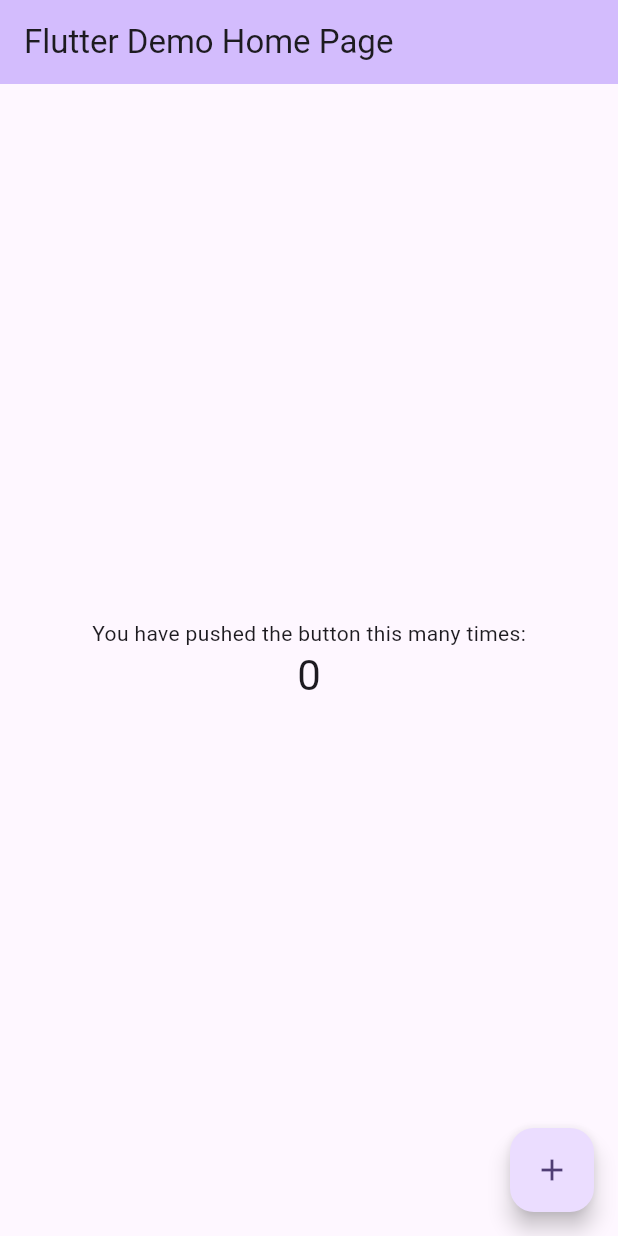
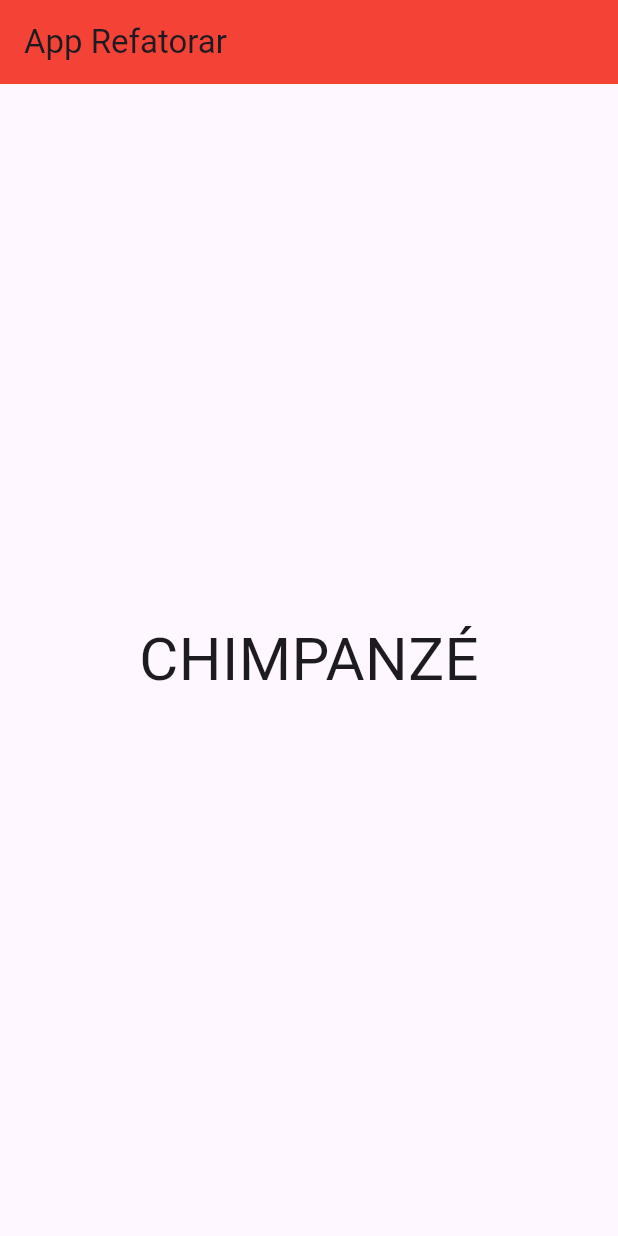
Before and after one commit to jeancariolato/flutter-projeto3, a Flutter app: the screen it shows after launch, on a phone screen of 412 x 824 dp. Run offline on Flutter 3.47's test engine with Material 3 defaults, Android fonts, the light colour scheme and no system bars.

Commit message:
Refatorando - 29-08-2024

```diff
--- a/lib/main.dart
+++ b/lib/main.dart
@@ -1,4 +1,5 @@
 import 'package:flutter/material.dart';
+import 'package:flutterprojeto3/novocomponente.dart';
 
 void main() {
   runApp(const MyApp());
@@ -7,119 +8,17 @@
 class MyApp extends StatelessWidget {
   const MyApp({super.key});
 
-  // This widget is the root of your application.
   @override
   Widget build(BuildContext context) {
     return MaterialApp(
-      title: 'Flutter Demo',
-      theme: ThemeData(
-        // This is the theme of your application.
-        //
-        // TRY THIS: Try running your application with "flutter run". You'll see
-        // the application has a purple toolbar. Then, without quitting the app,
-        // try changing the seedColor in the colorScheme below to Colors.green
-        // and then invoke "hot reload" (save your changes or press the "hot
-        // reload" button in a Flutter-supported IDE, or press "r" if you used
-        // the command line to start the app).
-        //
-        // Notice that the counter didn't reset back to zero; the application
-        // state is not lost during the reload. To reset the state, use hot
-        // restart instead.
-        //
-        // This works for code too, not just values: Most code changes can be
-        // tested with just a hot reload.
-        colorScheme: ColorScheme.fromSeed(seedColor: Colors.deepPurple),
-        useMaterial3: true,
+      title: "App refatorar",
+      home: Scaffold(
+        appBar: AppBar(
+          title: Text("App Refatorar"),
+          backgroundColor: Colors.red,
+        ),
+        body: MaisUmDia(nome: "CHIMPANZÉ")
       ),
-      home: const MyHomePage(title: 'Flutter Demo Home Page'),
     );
   }
 }
-
-class MyHomePage extends StatefulWidget {
-  const MyHomePage({super.key, required this.title});
-
-  // This widget is the home page of your application. It is stateful, meaning
-  // that it has a State object (defined below) that contains fields that affect
-  // how it looks.
-
-  // This class is the configuration for the state. It holds the values (in this
-  // case the title) provided by the parent (in this case the App widget) and
-  // used by the build method of the State. Fields in a Widget subclass are
-  // always marked "final".
-
-  final String title;
-
-  @override
-  State<MyHomePage> createState() => _MyHomePageState();
-}
-
-class _MyHomePageState extends State<MyHomePage> {
-  int _counter = 0;
-
-  void _incrementCounter() {
-    setState(() {
-      // This call to setState tells the Flutter framework that something has
-      // changed in this State, which causes it to rerun the build method below
-      // so that the display can reflect the updated values. If we changed
-      // _counter without calling setState(), then the build method would not be
-      // called again, and so nothing would appear to happen.
-      _counter++;
-    });
-  }
-
-  @override
-  Widget build(BuildContext context) {
-    // This method is rerun every time setState is called, for instance as done
-    // by the _incrementCounter method above.
-    //
-    // The Flutter framework has been optimized to make rerunning build methods
-    // fast, so that you can just rebuild anything that needs updating rather
-    // than having to individually change instances of widgets.
-    return Scaffold(
-      appBar: AppBar(
-        // TRY THIS: Try changing the color here to a specific color (to
-        // Colors.amber, perhaps?) and trigger a hot reload to see the AppBar
-        // change color while the other colors stay the same.
-        backgroundColor: Theme.of(context).colorScheme.inversePrimary,
-        // Here we take the value from the MyHomePage object that was created by
-        // the App.build method, and use it to set our appbar title.
-        title: Text(widget.title),
-      ),
-      body: Center(
-        // Center is a layout widget. It takes a single child and positions it
-        // in the middle of the parent.
-        child: Column(
-          // Column is also a layout widget. It takes a list of children and
-          // arranges them vertically. By default, it sizes itself to fit its
-          // children horizontally, and tries to be as tall as its parent.
-          //
-          // Column has various properties to control how it sizes itself and
-          // how it positions its children. Here we use mainAxisAlignment to
-          // center the children vertically; the main axis here is the vertical
-          // axis because Columns are vertical (the cross axis would be
-          // horizontal).
-          //
-          // TRY THIS: Invoke "debug painting" (choose the "Toggle Debug Paint"
-          // action in the IDE, or press "p" in the console), to see the
-          // wireframe for each widget.
-          mainAxisAlignment: MainAxisAlignment.center,
-          children: <Widget>[
-            const Text(
-              'You have pushed the button this many times:',
-            ),
-            Text(
-              '$_counter',
-              style: Theme.of(context).textTheme.headlineMedium,
-            ),
-          ],
-        ),
-      ),
-      floatingActionButton: FloatingActionButton(
-        onPressed: _incrementCounter,
-        tooltip: 'Increment',
-        child: const Icon(Icons.add),
-      ), // This trailing comma makes auto-formatting nicer for build methods.
-    );
-  }
-}
--- /dev/null
+++ b/lib/novocomponente.dart
@@ -0,0 +1,16 @@
+import 'package:flutter/material.dart';
+
+class MaisUmDia extends StatelessWidget {
+  final String nome;
+  const MaisUmDia({required this.nome, super.key});
+
+  @override
+  Widget build(BuildContext context) {
+    return Center(
+          child: Text(
+            "$nome",
+            style: TextStyle(fontSize: 40),
+          ),
+        );
+  }
+}
```
Also changed, not shown: pubspec.lock, 1 other file.
